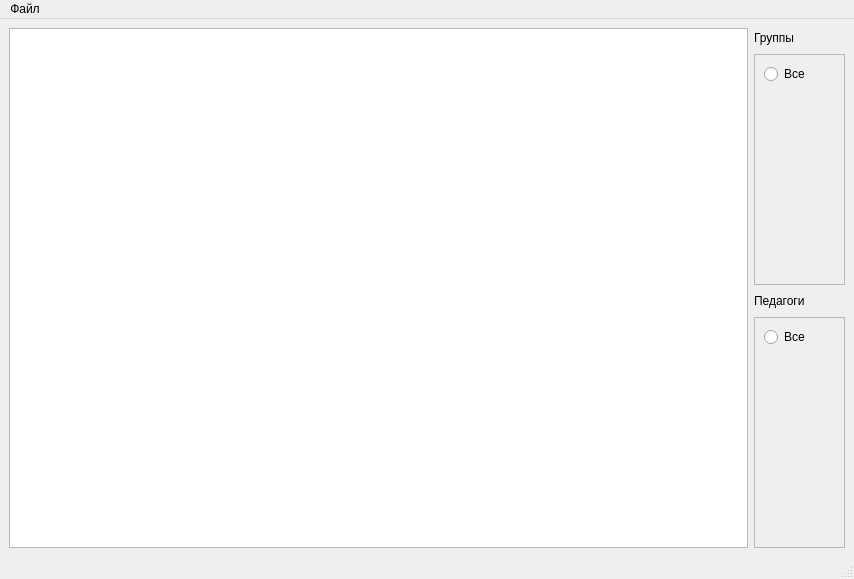
RudeChara/PyQT_project_georgiev, file ui/main_window.ui: the form before one commit.
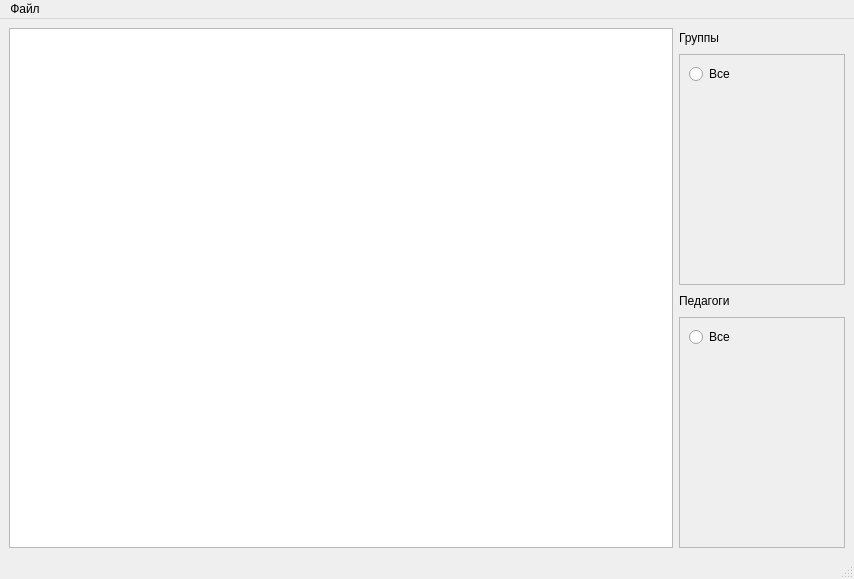
The form after the commit.

The edit to the form file:
```diff
--- a/ui/main_window.ui
+++ b/ui/main_window.ui
@@ -16,7 +16,7 @@
   <widget class="QWidget" name="centralwidget">
    <layout class="QGridLayout" name="gridLayout">
     <item row="0" column="0">
-     <layout class="QHBoxLayout" name="horizontalLayout_3" stretch="2,0">
+     <layout class="QHBoxLayout" name="horizontalLayout_3" stretch="4,1">
       <property name="spacing">
        <number>6</number>
       </property>
@@ -65,7 +65,7 @@
             <rect>
              <x>0</x>
              <y>0</y>
-             <width>108</width>
+             <width>162</width>
              <height>225</height>
             </rect>
            </property>
@@ -122,7 +122,7 @@
             <rect>
              <x>0</x>
              <y>0</y>
-             <width>108</width>
+             <width>162</width>
              <height>225</height>
             </rect>
            </property>
```
Left out of the diff: 4 changed lines with no effect on the pictures.
